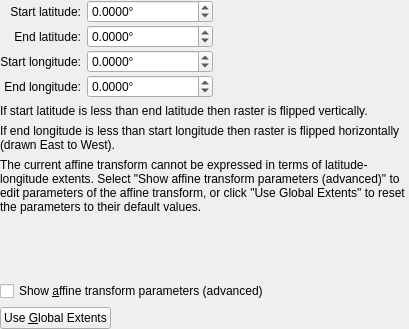
Qt form src/qt-widgets/EditAffineTransformGeoreferencingWidgetUi.ui (GPlates/GPlates) before a commit.
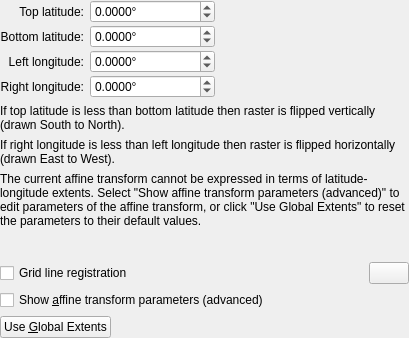
The same form after that commit. Icons and pictures are not drawn.

Commit message: (trunk) Add check box option to use grid line registration when manually georeferencing a raster. Also added information dialog to explain this option. And reverted back to calling lat-lon extents top/bottom/left/right instead of start/end.

What changed in the file:
```diff
--- a/src/qt-widgets/EditAffineTransformGeoreferencingWidgetUi.ui
+++ b/src/qt-widgets/EditAffineTransformGeoreferencingWidgetUi.ui
@@ -59,7 +59,7 @@
                </sizepolicy>
               </property>
               <property name="text">
-               <string>Start latitude:</string>
+               <string>Top latitude:</string>
               </property>
               <property name="alignment">
                <set>Qt::AlignRight|Qt::AlignTrailing|Qt::AlignVCenter</set>
@@ -110,7 +110,7 @@
                </sizepolicy>
               </property>
               <property name="text">
-               <string>End latitude:</string>
+               <string>Bottom latitude:</string>
               </property>
               <property name="alignment">
                <set>Qt::AlignRight|Qt::AlignTrailing|Qt::AlignVCenter</set>
@@ -161,7 +161,7 @@
                </sizepolicy>
               </property>
               <property name="text">
-               <string>Start longitude:</string>
+               <string>Left longitude:</string>
               </property>
               <property name="alignment">
                <set>Qt::AlignRight|Qt::AlignTrailing|Qt::AlignVCenter</set>
@@ -212,7 +212,7 @@
                </sizepolicy>
               </property>
               <property name="text">
-               <string>End longitude:</string>
+               <string>Right longitude:</string>
               </property>
               <property name="alignment">
                <set>Qt::AlignRight|Qt::AlignTrailing|Qt::AlignVCenter</set>
@@ -259,7 +259,7 @@
           <item>
            <widget class="QLabel" name="lat_extents_label">
             <property name="text">
-             <string>If start latitude is less than end latitude then raster is flipped vertically.</string>
+             <string>If top latitude is less than bottom latitude then raster is flipped vertically (drawn South to North).</string>
             </property>
             <property name="wordWrap">
              <bool>true</bool>
@@ -269,7 +269,7 @@
           <item>
            <widget class="QLabel" name="lon_extents_label">
             <property name="text">
-             <string>If end longitude is less than start longitude then raster is flipped horizontally (drawn East to West).</string>
+             <string>If right longitude is less than left longitude then raster is flipped horizontally (drawn East to West).</string>
             </property>
             <property name="wordWrap">
              <bool>true</bool>
@@ -605,6 +605,41 @@
      </widget>
     </widget>
    </item>
+   <item>
+    <layout class="QHBoxLayout" name="horizontalLayout">
+     <item>
+      <widget class="QCheckBox" name="grid_line_registration_checkbox">
+       <property name="text">
+        <string>Grid line registration</string>
+       </property>
+      </widget>
+     </item>
+     <item>
+      <spacer name="horizontalSpacer">
+       <property name="orientation">
+        <enum>Qt::Horizontal</enum>
+       </property>
+       <property name="sizeHint" stdset="0">
+        <size>
+         <width>40</width>
+         <height>20</height>
+        </size>
+       </property>
+      </spacer>
+     </item>
+     <item>
+      <widget class="QPushButton" name="push_button_help_grid_line_registration">
+       <property name="text">
+        <string/>
+       </property>
+       <property name="icon">
+        <iconset resource="../qt-resources/qt_widgets.qrc">
+         <normaloff>:/human_help_browser_16.png</normaloff>:/human_help_browser_16.png</iconset>
+       </property>
+      </widget>
+     </item>
+    </layout>
+   </item>
    <item>
     <widget class="QCheckBox" name="advanced_checkbox">
      <property name="text">
```
The commit also changes 2 other files.
